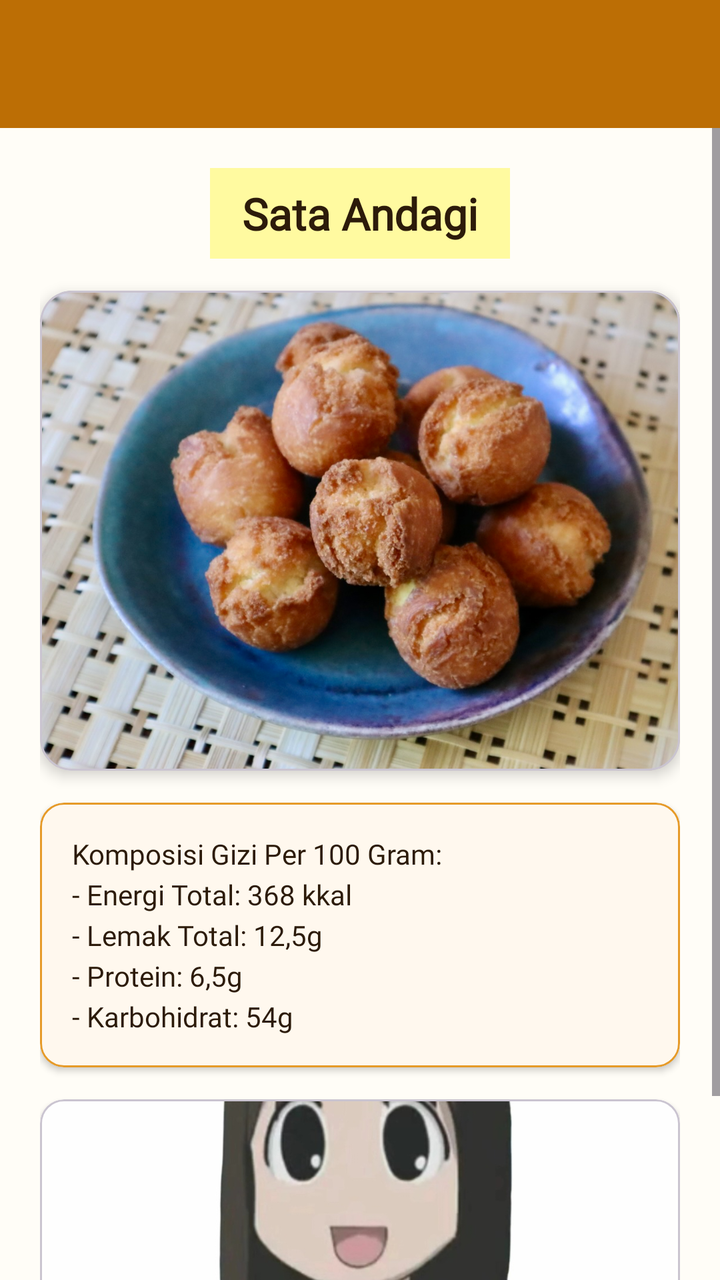
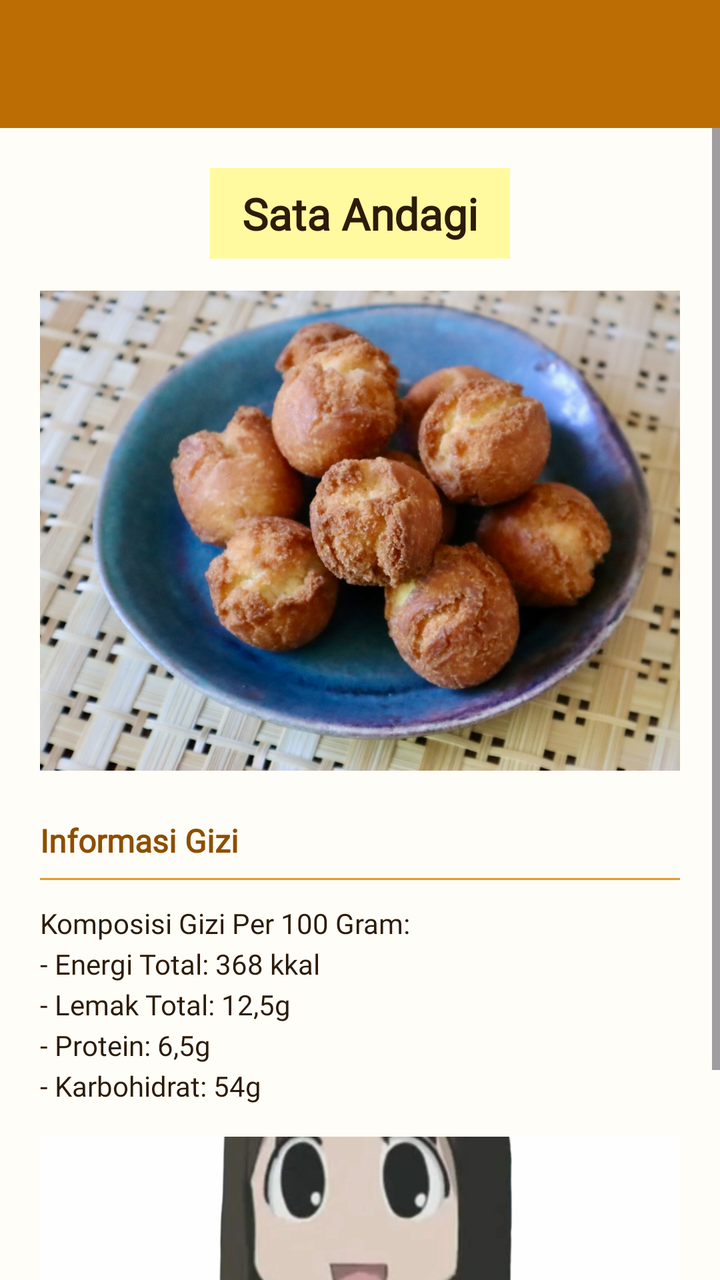

Two renders of the same Android screen: before a commit and after it. Below are the layout's source before the change and the commit's diff.
<!-- AndroidManifest.xml: application theme Theme.AZBSataAndagi -->
<!-- res/layout/activity_detail.xml -->
<?xml version="1.0" encoding="utf-8"?>
<LinearLayout xmlns:android="http://schemas.android.com/apk/res/android"
    xmlns:app="http://schemas.android.com/apk/res-auto"
    xmlns:tools="http://schemas.android.com/tools"
    android:id="@+id/main"
    android:layout_width="match_parent"
    android:layout_height="match_parent"
    android:background="@color/background_light"
    android:orientation="vertical"
    tools:context=".DetailActivity">

    <androidx.appcompat.widget.Toolbar
        android:id="@+id/toolbar"
        android:layout_width="match_parent"
        android:layout_height="?attr/actionBarSize"
        android:background="@color/primary"
        app:subtitleTextColor="@color/white"
        app:titleTextColor="@color/white" />

    <ScrollView
        android:layout_width="match_parent"
        android:layout_height="match_parent"
        android:fillViewport="true">

        <LinearLayout
            android:layout_width="match_parent"
            android:layout_height="wrap_content"
            android:gravity="center_horizontal"
            android:orientation="vertical"
            android:padding="20dp">

            <TextView
                android:id="@+id/tvTitleSnack"
                android:layout_width="wrap_content"
                android:layout_height="wrap_content"
                android:background="@color/secondary"
                android:fontFamily="@font/jetbrains_mono_regular"
                android:paddingHorizontal="16dp"
                android:paddingVertical="8dp"
                android:text="@string/nama_snack"
                android:textColor="@color/text_primary"
                android:textSize="22sp"
                android:textStyle="bold" />

            <com.google.android.material.card.MaterialCardView
                android:layout_width="match_parent"
                android:layout_height="240dp"
                android:layout_marginTop="16dp"
                app:cardCornerRadius="16dp"
                app:cardElevation="4dp">

                <ImageView
                    android:id="@+id/imageView2"
                    android:layout_width="match_parent"
                    android:layout_height="match_parent"
                    android:contentDescription="@string/nama_snack"
                    android:scaleType="centerCrop"
                    app:srcCompat="@drawable/satandagi" />
            </com.google.android.material.card.MaterialCardView>

            <com.google.android.material.card.MaterialCardView
                android:layout_width="match_parent"
                android:layout_height="wrap_content"
                android:layout_marginTop="16dp"
                app:cardBackgroundColor="@color/card_background"
                app:cardCornerRadius="12dp"
                app:cardElevation="2dp"
                app:strokeColor="@color/primary_light"
                app:strokeWidth="1dp">

                <TextView
                    android:id="@+id/textView"
                    android:layout_width="match_parent"
                    android:layout_height="wrap_content"
                    android:fontFamily="@font/jetbrains_mono_regular"
                    android:lineSpacingExtra="4dp"
                    android:padding="16dp"
                    android:text="@string/gizi_snack"
                    android:textColor="@color/text_primary"
                    android:textSize="14sp" />
            </com.google.android.material.card.MaterialCardView>

            <com.google.android.material.card.MaterialCardView
                android:layout_width="match_parent"
                android:layout_height="180dp"
                android:layout_marginTop="16dp"
                app:cardCornerRadius="12dp"
                app:cardElevation="2dp">

                <ImageView
                    android:id="@+id/imageView"
                    android:layout_width="match_parent"
                    android:layout_height="match_parent"
                    android:contentDescription="@string/nama_snack"
                    android:scaleType="centerCrop"
                    app:srcCompat="@drawable/sataandagi" />
            </com.google.android.material.card.MaterialCardView>

        </LinearLayout>
    </ScrollView>

</LinearLayout>
<!-- resources referenced by this layout -->
<resources>
  <color name="background_light">#FFFDF7</color>
  <color name="card_background">#FFF8EE</color>
  <color name="primary">#BC6E05</color>
  <color name="primary_light">#E69A28</color>
  <color name="secondary">#FFFAA0</color>
  <color name="text_primary">#2C1B0A</color>
  <color name="white">#FFFFFFFF</color>
  <!-- drawable sataandagi: jpg bitmap (drawable, 66459 bytes) -->
  <!-- drawable satandagi: jpeg bitmap (drawable, 240972 bytes) -->
  <string name="gizi_snack">Komposisi Gizi Per 100 Gram:\n- Energi Total: 368 kkal\n- Lemak Total: 12,5g\n- Protein: 6,5g\n- Karbohidrat: 54g</string>
  <string name="nama_snack">Sata Andagi</string>
  <style name="Theme.AZBSataAndagi" parent="Base.Theme.AZBSataAndagi" />
  <style name="Base.Theme.AZBSataAndagi" parent="Theme.Material3.DayNight.NoActionBar">
          <item name="colorPrimary">@color/primary</item>
          <item name="colorOnPrimary">@color/white</item>
          <item name="colorPrimaryContainer">@color/primary_light</item>
          <item name="colorSecondary">@color/accent</item>
          <item name="colorOnSecondary">@color/white</item>
          <item name="android:windowBackground">@color/background_light</item>
          <item name="android:statusBarColor">@color/primary_dark</item>
      </style>
  <color name="accent">#E67E22</color>
  <color name="primary_dark">#8C4F00</color>
</resources>

<!-- the commit's change to res/layout/activity_detail.xml (unified diff, before → after) -->
@@ -42,59 +42,53 @@
                 android:textSize="22sp"
                 android:textStyle="bold" />
 
-            <com.google.android.material.card.MaterialCardView
+            
+            <ImageView
+                android:id="@+id/imageView2"
                 android:layout_width="match_parent"
                 android:layout_height="240dp"
                 android:layout_marginTop="16dp"
-                app:cardCornerRadius="16dp"
-                app:cardElevation="4dp">
+                android:contentDescription="@string/nama_snack"
+                android:scaleType="centerCrop"
+                app:srcCompat="@drawable/satandagi" />
 
-                <ImageView
-                    android:id="@+id/imageView2"
-                    android:layout_width="match_parent"
-                    android:layout_height="match_parent"
-                    android:contentDescription="@string/nama_snack"
-                    android:scaleType="centerCrop"
-                    app:srcCompat="@drawable/satandagi" />
-            </com.google.android.material.card.MaterialCardView>
-
-            <com.google.android.material.card.MaterialCardView
+            
+            <TextView
                 android:layout_width="match_parent"
                 android:layout_height="wrap_content"
-                android:layout_marginTop="16dp"
-                app:cardBackgroundColor="@color/card_background"
-                app:cardCornerRadius="12dp"
-                app:cardElevation="2dp"
-                app:strokeColor="@color/primary_light"
-                app:strokeWidth="1dp">
+                android:layout_marginTop="24dp"
+                android:fontFamily="@font/jetbrains_mono_regular"
+                android:text="Informasi Gizi"
+                android:textColor="@color/primary_dark"
+                android:textSize="16sp"
+                android:textStyle="bold" />
 
-                <TextView
-                    android:id="@+id/textView"
-                    android:layout_width="match_parent"
-                    android:layout_height="wrap_content"
-                    android:fontFamily="@font/jetbrains_mono_regular"
-                    android:lineSpacingExtra="4dp"
-                    android:padding="16dp"
-                    android:text="@string/gizi_snack"
-                    android:textColor="@color/text_primary"
-                    android:textSize="14sp" />
-            </com.google.android.material.card.MaterialCardView>
+            <View
+                android:layout_width="match_parent"
+                android:layout_height="1dp"
+                android:layout_marginTop="8dp"
+                android:background="@color/primary_light" />
 
-            <com.google.android.material.card.MaterialCardView
+            <TextView
+                android:id="@+id/textView"
+                android:layout_width="match_parent"
+                android:layout_height="wrap_content"
+                android:layout_marginTop="12dp"
+                android:fontFamily="@font/jetbrains_mono_regular"
+                android:lineSpacingExtra="4dp"
+                android:text="@string/gizi_snack"
+                android:textColor="@color/text_primary"
+                android:textSize="14sp" />
+
+            
+            <ImageView
+                android:id="@+id/imageView"
                 android:layout_width="match_parent"
                 android:layout_height="180dp"
                 android:layout_marginTop="16dp"
-                app:cardCornerRadius="12dp"
-                app:cardElevation="2dp">
-
-                <ImageView
-                    android:id="@+id/imageView"
-                    android:layout_width="match_parent"
-                    android:layout_height="match_parent"
-                    android:contentDescription="@string/nama_snack"
-                    android:scaleType="centerCrop"
-                    app:srcCompat="@drawable/sataandagi" />
-            </com.google.android.material.card.MaterialCardView>
+                android:contentDescription="@string/nama_snack"
+                android:scaleType="centerCrop"
+                app:srcCompat="@drawable/sataandagi" />
 
         </LinearLayout>
     </ScrollView>
<!-- resource entries referenced after the edit -->
@@ -1,7 +1,6 @@
 <!-- resources referenced by this layout -->
 <resources>
   <color name="background_light">#FFFDF7</color>
-  <color name="card_background">#FFF8EE</color>
   <color name="primary">#BC6E05</color>
   <color name="primary_light">#E69A28</color>
   <color name="secondary">#FFFAA0</color>
